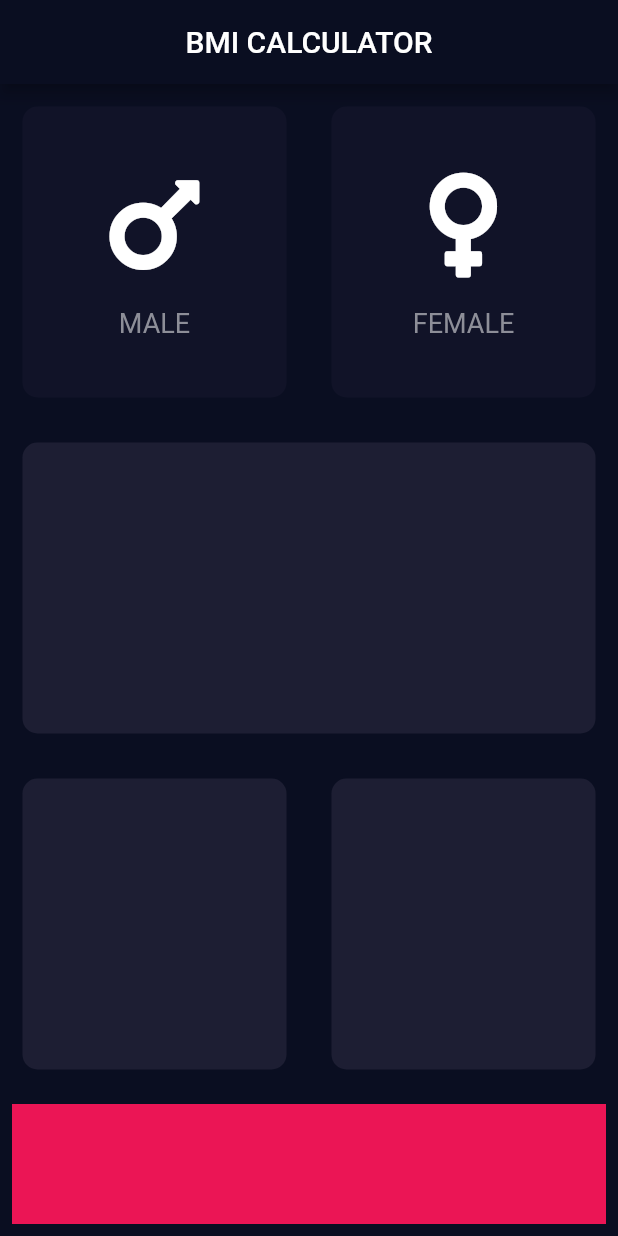
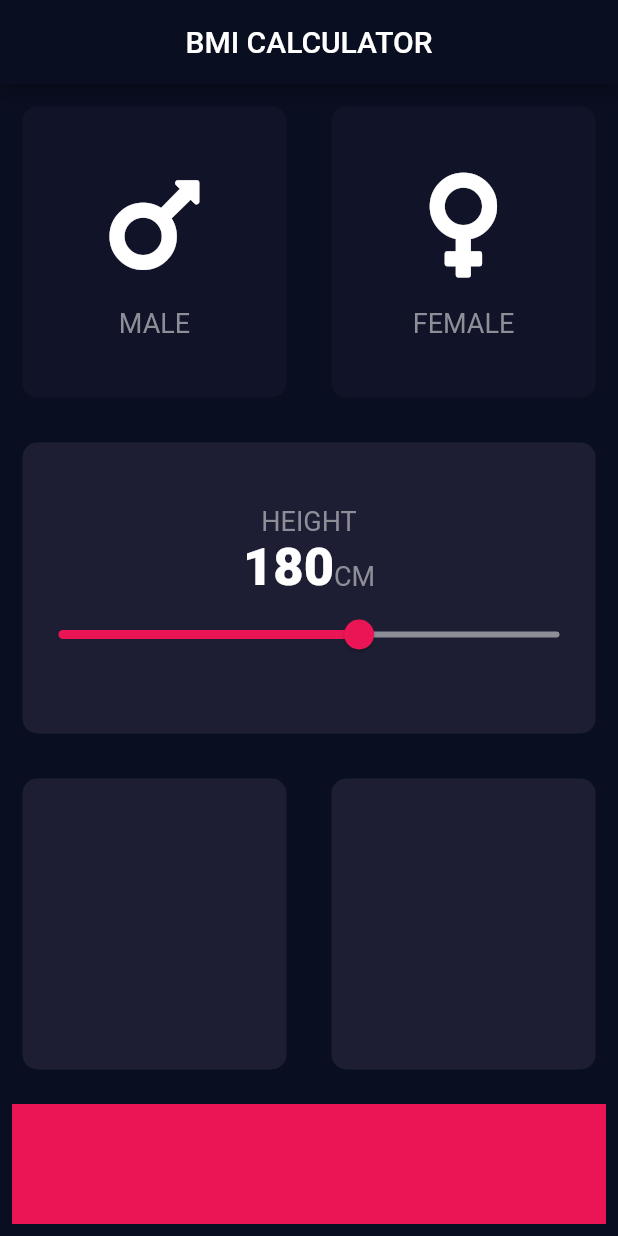
Before and after one commit to razvanfulea/flutter-learning, a Flutter app: the screen it shows after launch, on a phone screen of 412 x 824 dp. Run offline on Flutter 3.47's test engine with Material 2 defaults, Android fonts, the phone set to English and light mode, and no system bars; our stand-ins replace audioplayers, font_awesome_flutter.

```diff
--- /dev/null
+++ b/flutter_learning_7_building_ui/lib/constants.dart
@@ -0,0 +1,18 @@
+import 'package:flutter/material.dart';
+
+const LABEL_TEXT_STYLE = TextStyle(
+  fontSize: 18.0,
+  color: Color(0xFF8D8E98),
+);
+
+const NUMBER_TEXT_STYLE = TextStyle(
+  fontSize: 35.0,
+  fontWeight: FontWeight.w900,
+);
+
+const double BOTTOM_CONTAINER_HEIGHT = 80.0;
+const Color BOTTOM_CONTAINER_COLOR = Color(0xFFEB1555);
+const Color ACTIVE_CARD_COLOR = Color(0xFF1D1E33);
+const Color INACTIVE_CARD_COLOR = Color(0xFF111328);
+
+const ICON_SIZE = 80.0;
--- a/flutter_learning_7_building_ui/lib/icon_content.dart
+++ b/flutter_learning_7_building_ui/lib/icon_content.dart
@@ -1,10 +1,6 @@
 import 'package:flutter/material.dart';
 
-const ICON_SIZE = 80.0;
-const TEXT_STYLE = TextStyle(
-  fontSize: 18.0,
-  color: Color(0xFF8D8E98),
-);
+import 'constants.dart';
 
 class IconContent extends StatelessWidget {
   final IconData icon;
@@ -21,7 +17,7 @@ class IconContent extends StatelessWidget {
         SizedBox(height: 15.0),
         Text(
           text,
-          style: TEXT_STYLE,
+          style: LABEL_TEXT_STYLE,
         )
       ],
     );
--- a/flutter_learning_7_building_ui/lib/input_page.dart
+++ b/flutter_learning_7_building_ui/lib/input_page.dart
@@ -1,13 +1,10 @@
+import 'package:flutter/cupertino.dart';
 import 'package:flutter/material.dart';
 import 'package:flutter_learning_7_building_ui/reusable_card.dart';
 import 'package:font_awesome_flutter/font_awesome_flutter.dart';
 
+import 'constants.dart';
 import 'icon_content.dart';
-
-const double BOTTOM_CONTAINER_HEIGHT = 80.0;
-const Color BOTTOM_CONTAINER_COLOR = Color(0xFFEB1555);
-const Color ACTIVE_CARD_COLOR = Color(0xFF1D1E33);
-const Color INACTIVE_CARD_COLOR = Color(0xFF111328);
 
 enum Gender {
   male,
@@ -21,6 +18,7 @@ class InputPage extends StatefulWidget {
 
 class _InputPageState extends State<InputPage> {
   Gender selectedGender;
+  int height = 180;
 
   @override
   Widget build(BuildContext context) {
@@ -30,6 +28,7 @@ class _InputPageState extends State<InputPage> {
           title: Text('BMI CALCULATOR'),
         ),
         body: Column(
+          crossAxisAlignment: CrossAxisAlignment.stretch,
           children: [
             Expanded(
               child: Row(
@@ -41,9 +40,7 @@ class _InputPageState extends State<InputPage> {
                           selectedGender = Gender.male;
                         });
                       },
-                      color: selectedGender == Gender.male
-                          ? ACTIVE_CARD_COLOR
-                          : INACTIVE_CARD_COLOR,
+                      color: selectedGender == Gender.male ? ACTIVE_CARD_COLOR : INACTIVE_CARD_COLOR,
                       cardChild: IconContent(
                         icon: FontAwesomeIcons.mars,
                         text: 'MALE',
@@ -57,9 +54,7 @@ class _InputPageState extends State<InputPage> {
                           selectedGender = Gender.female;
                         });
                       },
-                      color: selectedGender == Gender.female
-                          ? ACTIVE_CARD_COLOR
-                          : INACTIVE_CARD_COLOR,
+                      color: selectedGender == Gender.female ? ACTIVE_CARD_COLOR : INACTIVE_CARD_COLOR,
                       cardChild: IconContent(
                         icon: FontAwesomeIcons.venus,
                         text: 'FEMALE',
@@ -70,7 +65,37 @@ class _InputPageState extends State<InputPage> {
               ),
             ),
             Expanded(
-              child: ReusableCard(color: ACTIVE_CARD_COLOR),
+              child: ReusableCard(
+                color: ACTIVE_CARD_COLOR,
+                cardChild: Column(
+                  mainAxisAlignment: MainAxisAlignment.center, // crossAxisAlignment:
+                  children: [
+                    Text('HEIGHT', style: LABEL_TEXT_STYLE),
+                    Row(
+                      mainAxisAlignment: MainAxisAlignment.center,
+                      crossAxisAlignment: CrossAxisAlignment.baseline,
+                      // possibly not needed in latest version
+                      textBaseline: TextBaseline.alphabetic,
+                      children: [
+                        Text(height.toString(), style: NUMBER_TEXT_STYLE),
+                        Text('CM', style: LABEL_TEXT_STYLE),
+                      ],
+                    ),
+                    Slider(
+                      value: height.toDouble(),
+                      min: 120.0,
+                      max: 220.0,
+                      activeColor: Color(0xFFEB1555),
+                      inactiveColor: Color(0xFF8D8E98),
+                      onChanged: (double newValue) {
+                        setState(() {
+                          height = newValue.round();
+                        });
+                      },
+                    ),
+                  ],
+                ),
+              ),
             ),
             Expanded(
               child: Row(
```
